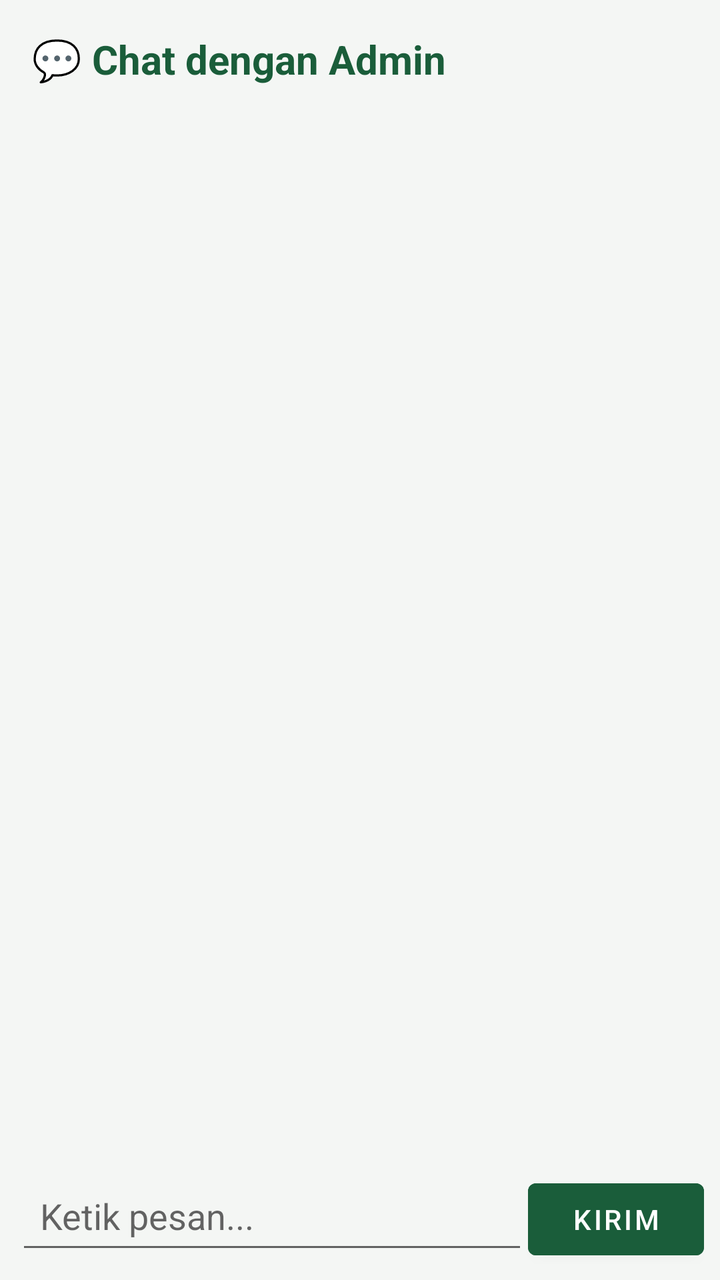
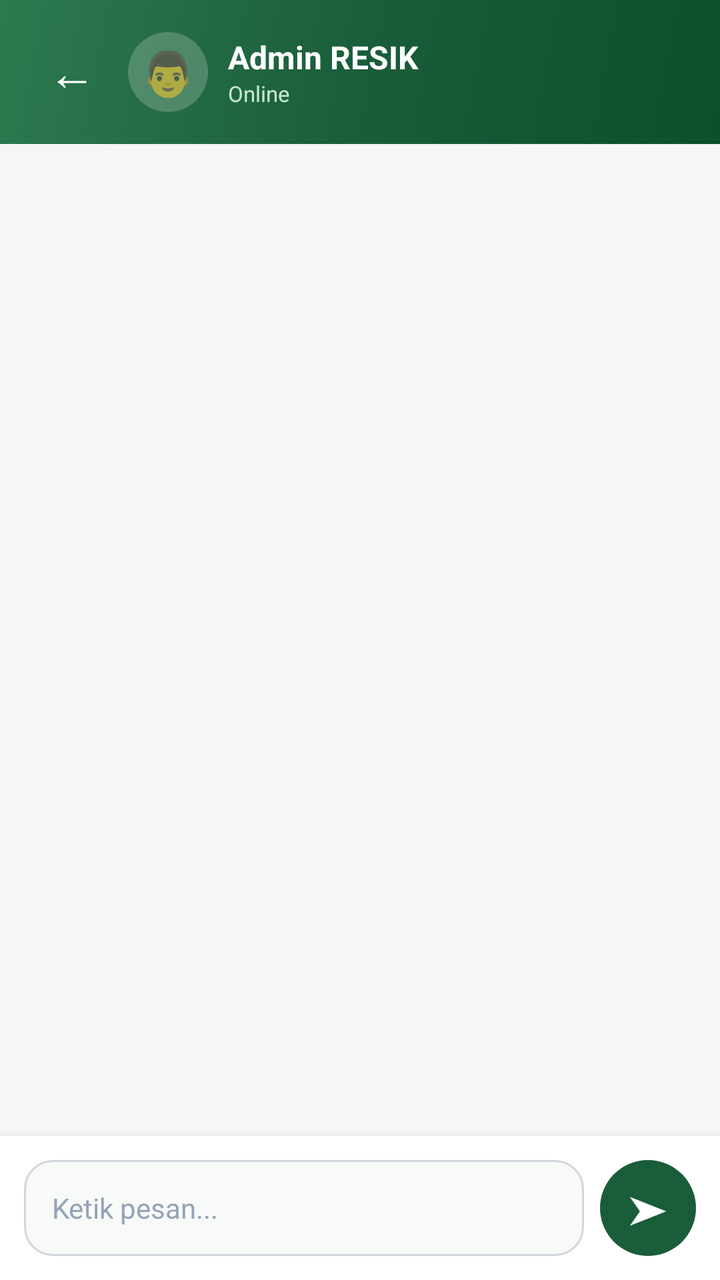

Compare the two renders of this Android layout. The source of the first and the diff that turns it into the second are given below.
<!-- AndroidManifest.xml: application theme Theme.RESIK -->
<!-- res/layout/activity_chat.xml -->
<?xml version="1.0" encoding="utf-8"?>
<LinearLayout xmlns:android="http://schemas.android.com/apk/res/android"
    android:layout_width="match_parent"
    android:layout_height="match_parent"
    android:orientation="vertical"
    android:background="#f4f6f4">

    <TextView android:layout_width="match_parent" android:layout_height="wrap_content" android:text="💬 Chat dengan Admin" android:textSize="20sp" android:textStyle="bold" android:textColor="#1a5d3a" android:padding="16dp" />

    <androidx.recyclerview.widget.RecyclerView
        android:id="@+id/recyclerView"
        android:layout_width="match_parent"
        android:layout_height="0dp"
        android:layout_weight="1" />

    <LinearLayout android:layout_width="match_parent" android:layout_height="wrap_content" android:orientation="horizontal" android:padding="8dp">
        <EditText android:id="@+id/messageInput" android:layout_width="0dp" android:layout_height="wrap_content" android:layout_weight="1" android:hint="Ketik pesan..." android:padding="12dp" />
        <Button android:id="@+id/sendBtn" android:layout_width="wrap_content" android:layout_height="wrap_content" android:text="Kirim" android:backgroundTint="#1a5d3a" />
    </LinearLayout>
</LinearLayout>
<!-- resources referenced by this layout -->
<resources>
  <style name="Theme.RESIK" parent="Theme.MaterialComponents.Light.NoActionBar">
          <item name="colorPrimary">#1a5d3a</item>
          <item name="colorPrimaryVariant">#2d7a4f</item>
          <item name="colorOnPrimary">#FFFFFF</item>
          <item name="colorSecondary">#f39c12</item>
          <item name="colorOnSecondary">#FFFFFF</item>
          <item name="android:windowBackground">#f4f6f4</item>
      </style>
</resources>

<!-- the commit's change to res/layout/activity_chat.xml (unified diff, before → after) -->
@@ -3,18 +3,119 @@
     android:layout_width="match_parent"
     android:layout_height="match_parent"
     android:orientation="vertical"
-    android:background="#f4f6f4">
+    android:background="@color/bg_light">
 
-    <TextView android:layout_width="match_parent" android:layout_height="wrap_content" android:text="💬 Chat dengan Admin" android:textSize="20sp" android:textStyle="bold" android:textColor="#1a5d3a" android:padding="16dp" />
+    
+    <LinearLayout
+        android:layout_width="match_parent"
+        android:layout_height="wrap_content"
+        android:orientation="horizontal"
+        android:background="@drawable/bg_gradient_green"
+        android:padding="16dp"
+        android:gravity="center_vertical">
+
+        <LinearLayout
+            android:id="@+id/btnBack"
+            android:layout_width="40dp"
+            android:layout_height="40dp"
+            android:gravity="center">
+
+            <TextView
+                android:layout_width="wrap_content"
+                android:layout_height="wrap_content"
+                android:text="←"
+                android:textSize="24sp"
+                android:textColor="@color/white" />
+        </LinearLayout>
+
+        <LinearLayout
+            android:layout_width="0dp"
+            android:layout_height="wrap_content"
+            android:layout_weight="1"
+            android:orientation="horizontal"
+            android:gravity="center_vertical"
+            android:layout_marginStart="8dp">
+
+            <LinearLayout
+                android:layout_width="40dp"
+                android:layout_height="40dp"
+                android:background="@drawable/chat_avatar_bg"
+                android:gravity="center">
+
+                <TextView
+                    android:layout_width="wrap_content"
+                    android:layout_height="wrap_content"
+                    android:text="👨"
+                    android:textSize="22sp" />
+            </LinearLayout>
+
+            <LinearLayout
+                android:layout_width="wrap_content"
+                android:layout_height="wrap_content"
+                android:orientation="vertical"
+                android:layout_marginStart="10dp">
+
+                <TextView
+                    android:layout_width="wrap_content"
+                    android:layout_height="wrap_content"
+                    android:text="Admin RESIK"
+                    android:textColor="@color/white"
+                    android:textSize="16sp"
+                    android:textStyle="bold" />
+
+                <TextView
+                    android:layout_width="wrap_content"
+                    android:layout_height="wrap_content"
+                    android:text="Online"
+                    android:textColor="#C8E6D0"
+                    android:textSize="11sp" />
+            </LinearLayout>
+        </LinearLayout>
+    </LinearLayout>
 
     <androidx.recyclerview.widget.RecyclerView
         android:id="@+id/recyclerView"
         android:layout_width="match_parent"
         android:layout_height="0dp"
-        android:layout_weight="1" />
+        android:layout_weight="1"
+        android:padding="16dp"
+        android:clipToPadding="false" />
 
-    <LinearLayout android:layout_width="match_parent" android:layout_height="wrap_content" android:orientation="horizontal" android:padding="8dp">
-        <EditText android:id="@+id/messageInput" android:layout_width="0dp" android:layout_height="wrap_content" android:layout_weight="1" android:hint="Ketik pesan..." android:padding="12dp" />
-        <Button android:id="@+id/sendBtn" android:layout_width="wrap_content" android:layout_height="wrap_content" android:text="Kirim" android:backgroundTint="#1a5d3a" />
+    
+    <LinearLayout
+        android:layout_width="match_parent"
+        android:layout_height="wrap_content"
+        android:orientation="horizontal"
+        android:padding="12dp"
+        android:background="@color/white"
+        android:elevation="8dp">
+
+        <EditText
+            android:id="@+id/messageInput"
+            android:layout_width="0dp"
+            android:layout_height="48dp"
+            android:layout_weight="1"
+            android:background="@drawable/edittext_bg"
+            android:hint="Ketik pesan..."
+            android:padding="14dp"
+            android:textSize="14sp"
+            android:textColor="@color/text_primary"
+            android:textColorHint="@color/text_hint" />
+
+        <LinearLayout
+            android:id="@+id/sendBtn"
+            android:layout_width="48dp"
+            android:layout_height="48dp"
+            android:background="@drawable/btn_send_bg"
+            android:gravity="center"
+            android:layout_marginStart="8dp">
+
+            <TextView
+                android:layout_width="wrap_content"
+                android:layout_height="wrap_content"
+                android:text="➤"
+                android:textSize="20sp"
+                android:textColor="@color/white" />
+        </LinearLayout>
     </LinearLayout>
 </LinearLayout>
<!-- resource entries referenced after the edit -->
@@ -1,12 +1,55 @@
 <!-- resources referenced by this layout -->
 <resources>
+  <color name="bg_light">#F5F7F5</color>
+  <color name="text_hint">#94A3B8</color>
+  <color name="text_primary">#1E293B</color>
+  <color name="white">#FFFFFF</color>
+  <!-- drawable bg_gradient_green (drawable) -->
+  <?xml version="1.0" encoding="utf-8"?>
+  <shape xmlns:android="http://schemas.android.com/apk/res/android"
+      android:shape="rectangle">
+      <gradient
+          android:angle="135"
+          android:startColor="@color/green_dark"
+          android:centerColor="@color/green_primary"
+          android:endColor="@color/green_light"
+          android:type="linear" />
+  </shape>
+  <!-- drawable btn_send_bg (drawable) -->
+  <?xml version="1.0" encoding="utf-8"?>
+  <shape xmlns:android="http://schemas.android.com/apk/res/android"
+      android:shape="oval">
+      <solid android:color="@color/green_primary" />
+  </shape>
+  <!-- drawable chat_avatar_bg (drawable) -->
+  <?xml version="1.0" encoding="utf-8"?>
+  <shape xmlns:android="http://schemas.android.com/apk/res/android"
+      android:shape="oval">
+      <solid android:color="#33FFFFFF" />
+  </shape>
+  <!-- drawable edittext_bg (drawable) -->
+  <?xml version="1.0" encoding="utf-8"?>
+  <shape xmlns:android="http://schemas.android.com/apk/res/android"
+      android:shape="rectangle">
+      <solid android:color="@color/bg_input" />
+      <corners android:radius="14dp" />
+      <stroke android:width="1dp" android:color="@color/border_input" />
+  </shape>
   <style name="Theme.RESIK" parent="Theme.MaterialComponents.Light.NoActionBar">
-          <item name="colorPrimary">#1a5d3a</item>
-          <item name="colorPrimaryVariant">#2d7a4f</item>
-          <item name="colorOnPrimary">#FFFFFF</item>
-          <item name="colorSecondary">#f39c12</item>
-          <item name="colorOnSecondary">#FFFFFF</item>
-          <item name="android:windowBackground">#f4f6f4</item>
+          <item name="colorPrimary">@color/green_primary</item>
+          <item name="colorPrimaryVariant">@color/green_dark</item>
+          <item name="colorOnPrimary">@color/white</item>
+          <item name="colorSecondary">@color/orange_accent</item>
+          <item name="colorOnSecondary">@color/white</item>
+          <item name="android:windowBackground">@color/bg_light</item>
+          <item name="android:statusBarColor">@color/green_primary</item>
+          <item name="android:navigationBarColor">@color/white</item>
       </style>
+  <color name="green_dark">#0D4E2C</color>
+  <color name="green_primary">#1A5D3A</color>
+  <color name="green_light">#2D7A4F</color>
+  <color name="bg_input">#F8FAF8</color>
+  <color name="border_input">#D1D5DB</color>
+  <color name="orange_accent">#F39C12</color>
 </resources>
 
